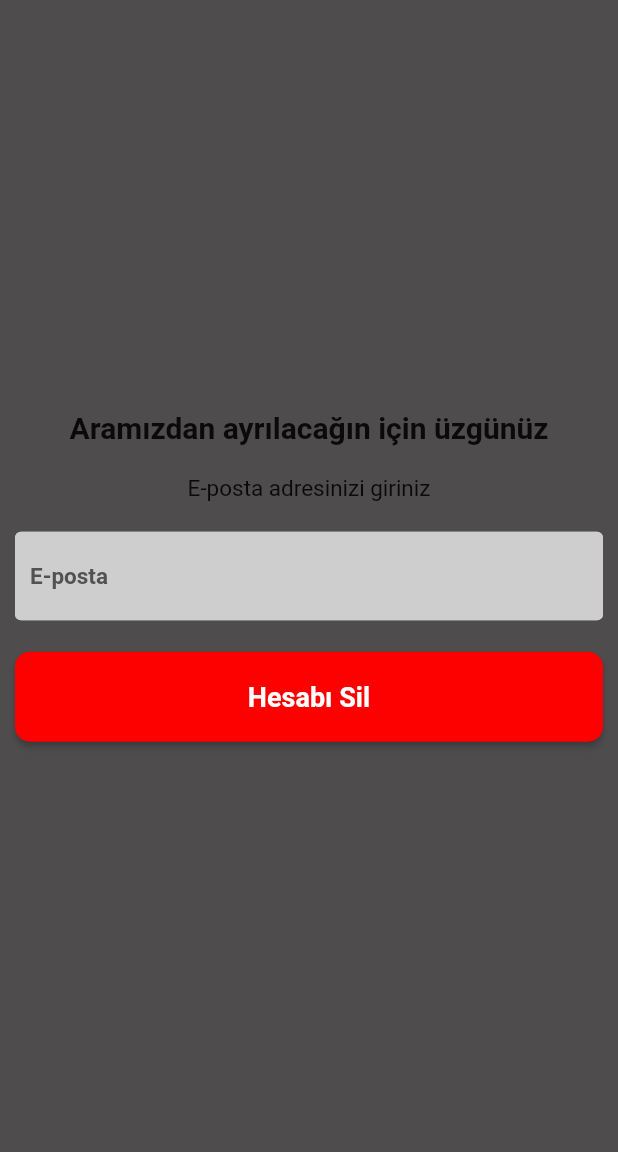
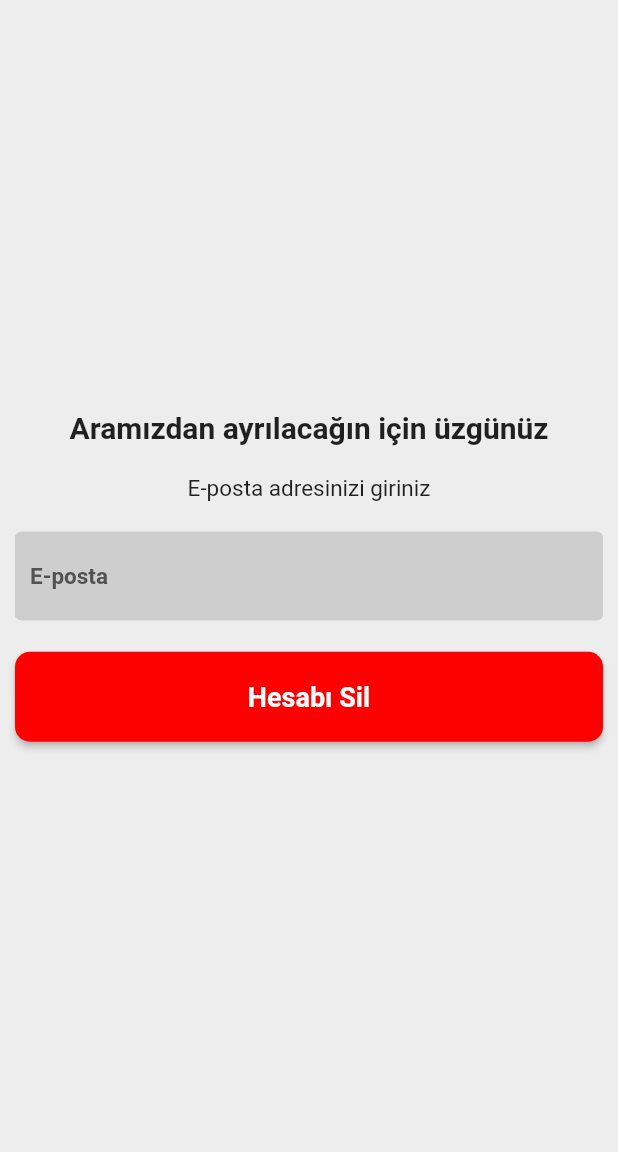
Before and after one commit to sevdadeniz/OneLocCases, a Flutter app: the DeletedAccount screen opened directly, on a phone screen of 412 x 824 dp, the part 84-1236 px from its top. Run offline on Flutter 3.47's test engine with Material 2 defaults, Android fonts, the phone set to English and light mode, and no system bars; our stand-ins replace flutter_svg, intl_phone_field; network calls fail.

Commit message:
edit-colors

```diff
--- a/lib/theme/light_theme.dart
+++ b/lib/theme/light_theme.dart
@@ -6,7 +6,8 @@ ThemeData lightTheme = ThemeData(
     backgroundColor: Color(0xFFFFFFFF),
   ),
   colorScheme: const ColorScheme.light(
-    background: Color.fromARGB(255, 78, 76, 76),
+    // ignore: use_full_hex_values_for_flutter_colors
+    background: Color(0xFFFEDEDED),
     // ignore: use_full_hex_values_for_flutter_colors
     secondary: Color(0xFFFCECECE),
     // ignore: use_full_hex_values_for_flutter_colors
```
Also changed, not shown: 274 other files.
